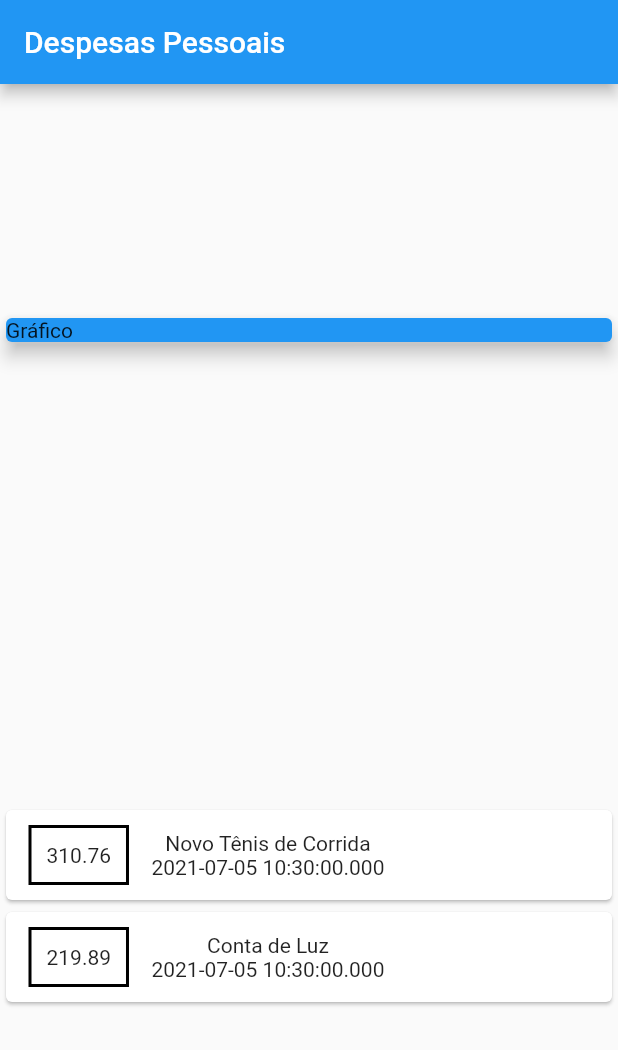
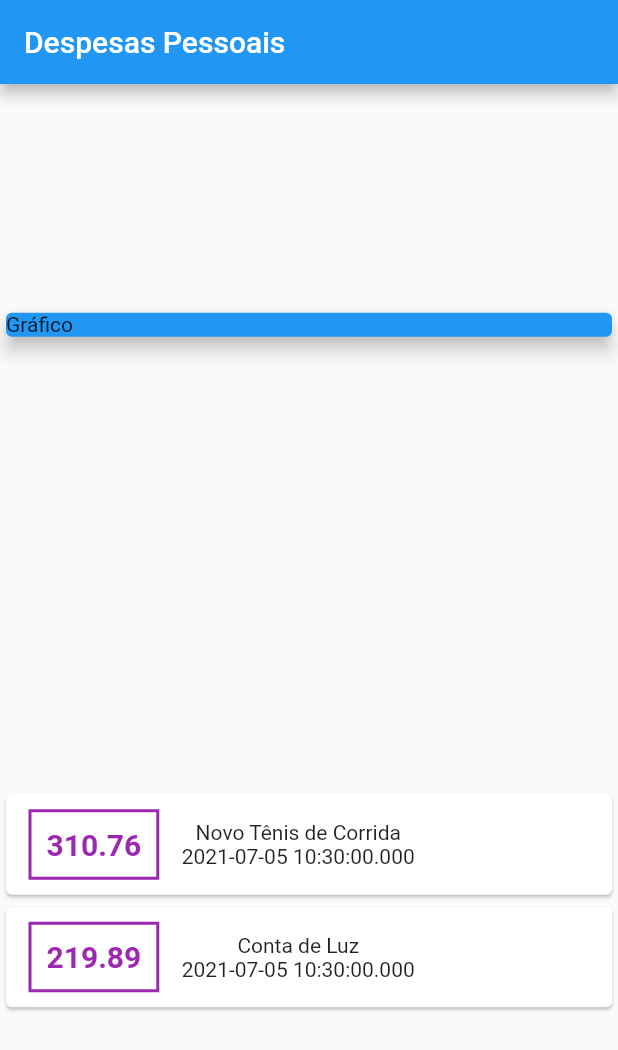
Before and after one commit to gabrielkussler/app-despesas, a Flutter app: the screen it shows after launch, on a phone screen of 412 x 824 dp. Shown: the top 1050 px of the screen. Run offline on Flutter 3.47's test engine with Material 2 defaults, Android fonts, the phone set to English and light mode, and no system bars.

Commit message:
estilizando valor com borda, cor e tamanho

```diff
--- a/lib/main.dart
+++ b/lib/main.dart
@@ -56,12 +56,19 @@ class MyHomePage extends StatelessWidget {
                         vertical: 10,
                       ),
                       decoration: BoxDecoration(
-                        border: Border.all(color: Colors.black,
+                          border: Border.all(
+                        color: Colors.purple,
                         width: 2,
-                        )
+                      )),
+                      padding: EdgeInsets.all(10),
+                      child: Text(
+                        tr.value.toString(),
+                        style: TextStyle(
+                          fontWeight: FontWeight.bold,
+                          fontSize: 20,
+                          color: Colors.purple,
+                        ),
                       ),
-                      padding: EdgeInsets.all(10),
-                      child: Text(tr.value.toString()),
                     ),
                     Column(
                       children: [Text(tr.title), Text(tr.date.toString())],
```
